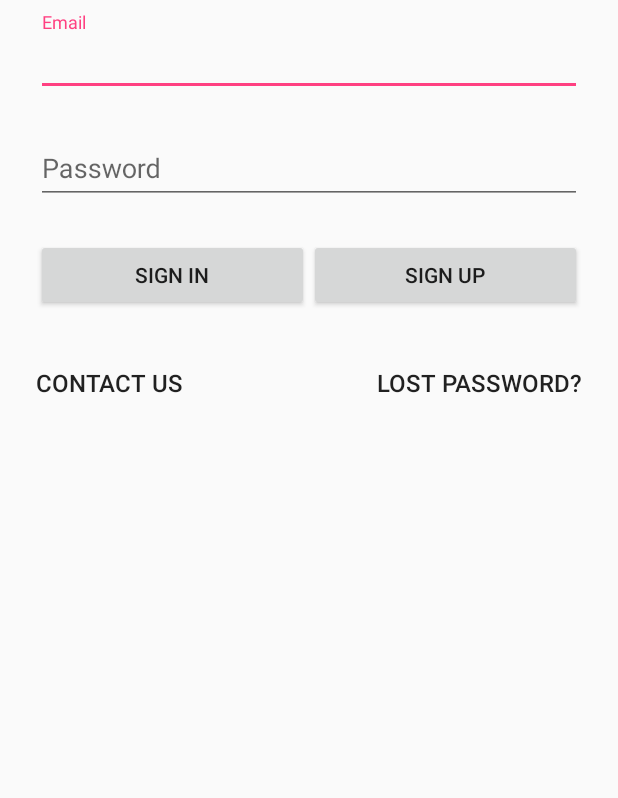
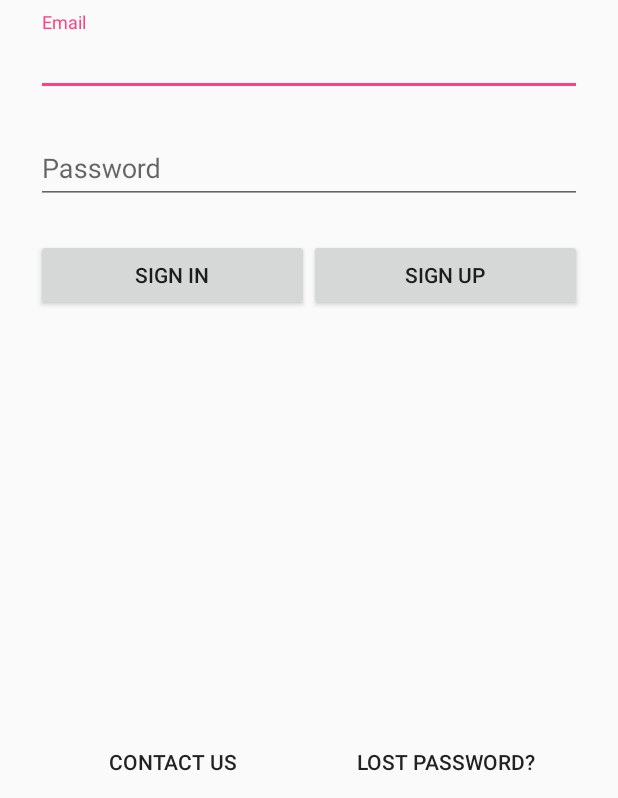
Before and after one commit to DerfOh/compromise, an Android app: the screen it shows after launch (LoginActivity), on a phone screen of 412 x 824 dp, the part 438-1236 px from its top. Run offline under Robolectric (Android 15) with nearby library versions, the phone set to English and light mode, and no system bars.

Commit message:
Update Login Activity to Relative Layout and Add Custom SQL Statement

```diff
--- a/build.gradle
+++ /dev/null
@@ -1 +0,0 @@
-// Top-level build file where you can add configuration options common to all sub-projects/modules.
--- a/compromise-app/app/src/main/java/edu/umflint/superteam/compromise/LoginActivity.java
+++ b/compromise-app/app/src/main/java/edu/umflint/superteam/compromise/LoginActivity.java
@@ -1,43 +1,22 @@
 package edu.umflint.superteam.compromise;
 
-import android.animation.Animator;
-import android.animation.AnimatorListenerAdapter;
-import android.annotation.TargetApi;
-import android.app.AlertDialog;
-import android.app.Dialog;
 import android.content.ActivityNotFoundException;
-import android.content.DialogInterface;
 import android.content.Intent;
 import android.content.SharedPreferences;
-import android.content.pm.PackageInstaller;
-import android.content.pm.PackageManager;
 import android.preference.PreferenceManager;
-import android.support.annotation.NonNull;
-import android.support.design.widget.Snackbar;
 import android.support.v7.app.AppCompatActivity;
-import android.app.LoaderManager.LoaderCallbacks;
 
-import android.content.CursorLoader;
-import android.content.Loader;
-import android.database.Cursor;
-import android.net.Uri;
 import android.os.AsyncTask;
 
-import android.os.Build;
 import android.os.Bundle;
-import android.provider.ContactsContract;
 import android.text.TextUtils;
 import android.util.Log;
 import android.view.KeyEvent;
-import android.view.LayoutInflater;
 import android.view.View;
 import android.view.View.OnClickListener;
 import android.view.inputmethod.EditorInfo;
-import android.widget.ArrayAdapter;
-import android.widget.AutoCompleteTextView;
 import android.widget.Button;
 import android.widget.EditText;
-import android.widget.PopupMenu;
 import android.widget.TextView;
 import android.widget.Toast;
 
@@ -46,8 +25,6 @@ import java.io.DataOutputStream;
 import java.io.InputStreamReader;
 import java.net.HttpURLConnection;
 import java.net.URL;
-import java.util.ArrayList;
-import java.util.List;
 import java.util.Properties;
 
 import javax.mail.Authenticator;
@@ -60,25 +37,19 @@ import javax.mail.internet.AddressException;
 import javax.mail.internet.InternetAddress;
 import javax.mail.internet.MimeMessage;
 
-import static android.Manifest.permission.READ_CONTACTS;
-
 /**
  * A login screen that offers login via email/password.
  */
 public class LoginActivity extends AppCompatActivity {
 
+    Session session = null;
     /**
      * Keep track of the login task to ensure we can cancel it if requested.
      */
     private UserLoginTask mAuthTask = null;
-
-
     // UI references.
     private EditText mEmailView;
     private EditText mPasswordView;
-    private View mProgressView;
-    private View mLoginFormView;
-    Session session = null;
 
     @Override
     protected void onCreate(Bundle savedInstanceState) {
@@ -86,6 +57,7 @@ public class LoginActivity extends AppCompatActivity {
         setContentView(R.layout.activity_login);
         // Set up the login form.
         mEmailView = (EditText) findViewById(R.id.email);
+        mPasswordView = (EditText) findViewById(R.id.password);
 
         Button contactUs = (Button) findViewById(R.id.contact_us_btn);
         contactUs.setOnClickListener(new OnClickListener(){
@@ -120,7 +92,7 @@ public class LoginActivity extends AppCompatActivity {
                     }
                 });
                 RetrieveFeedTask task = new RetrieveFeedTask();
-                task.execute();
+                task.execute(mEmailView.getText().toString());
             }
 
         class RetrieveFeedTask extends AsyncTask<String, Void, String> {
@@ -129,7 +101,7 @@ public class LoginActivity extends AppCompatActivity {
                 try {
                     Message message = new MimeMessage(session);
                     message.setFrom(new InternetAddress("Compromise@nicholassammut.com"));
-                    message.setRecipients(Message.RecipientType.TO, InternetAddress.parse("Compromise@nicholassammut.com"));
+                    message.setRecipients(Message.RecipientType.TO, InternetAddress.parse(params[0]));
                     message.setSubject("Compromise Android Application Password");
                     message.setContent("Your password is Compromise123!", "text/html ; charset=utf-8");
                     Transport.send(message);
@@ -146,19 +118,6 @@ public class LoginActivity extends AppCompatActivity {
             }
         }
     });
-
-        mPasswordView = (EditText) findViewById(R.id.password);
-        mPasswordView.setOnEditorActionListener(new TextView.OnEditorActionListener() {
-            @Override
-            public boolean onEditorAction(TextView textView, int id, KeyEvent keyEvent) {
-                if (id == R.id.signin_btn || id == EditorInfo.IME_NULL) {
-                    //attemptLogin();
-                    return true;
-                }
-                return false;
-            }
-        });
-
         Button mEmailSignInButton = (Button) findViewById(R.id.signin_btn);
         mEmailSignInButton.setOnClickListener(new OnClickListener() {
             @Override
--- a/compromise-app/app/src/main/res/layout/activity_login.xml
+++ b/compromise-app/app/src/main/res/layout/activity_login.xml
@@ -1,5 +1,5 @@
 <?xml version="1.0" encoding="utf-8"?>
-<LinearLayout xmlns:android="http://schemas.android.com/apk/res/android"
+<RelativeLayout xmlns:android="http://schemas.android.com/apk/res/android"
     android:orientation="vertical"
     android:layout_width="match_parent"
     android:layout_height="wrap_content"
@@ -12,15 +12,20 @@
             android:layout_width="240dp"
             android:layout_height="180dp"
             android:layout_gravity="center_horizontal"
-            android:layout_weight="0.26" />
+            android:layout_alignParentTop = "true"
+            android:layout_centerHorizontal="true"
+            android:id="@+id/logo"/>
 
         <!-- Email Label -->
         <android.support.design.widget.TextInputLayout
+            android:id="@+id/email_layout"
+            android:layout_below = "@+id/logo"
             android:layout_width="match_parent"
             android:layout_height="wrap_content"
             android:layout_marginTop="8dp"
             android:layout_marginBottom="8dp">
-            <EditText android:id="@+id/email"
+                <EditText
+                    android:id="@+id/email"
                     android:layout_width="match_parent"
                     android:layout_height="wrap_content"
                     android:inputType="textEmailAddress"
@@ -29,24 +34,28 @@
 
         <!-- Password Label -->
         <android.support.design.widget.TextInputLayout
+            android:id="@+id/password_layout"
+            android:layout_below = "@+id/email_layout"
             android:layout_width="match_parent"
             android:layout_height="wrap_content"
             android:layout_marginTop="8dp"
             android:layout_marginBottom="8dp">
-
-            <EditText android:id="@+id/password"
+                <EditText
+                    android:id="@+id/password"
                     android:layout_width="match_parent"
                     android:layout_height="wrap_content"
                     android:inputType="textPassword"
-                android:hint="Password"/>
+                    android:hint="Password" />
         </android.support.design.widget.TextInputLayout>
+
         <LinearLayout
+            android:layout_below="@id/password_layout"
             android:layout_width="fill_parent"
-    android:layout_height="fill_parent">
+            android:layout_height="wrap_content">
                 <android.support.v7.widget.AppCompatButton
                     android:id="@+id/signin_btn"
-            android:layout_width="wrap_content"
-            android:layout_height="wrap_content"
+                    android:layout_width="match_parent"
+                    android:layout_height="match_parent"
                     android:layout_marginTop="15dp"
                     android:layout_marginBottom="24dp"
                     android:layout_weight="1"
@@ -54,38 +63,32 @@
                     android:text="Sign In"/>
                 <android.support.v7.widget.AppCompatButton
                     android:id="@+id/signup_btn"
-            android:layout_width="wrap_content"
-            android:layout_height="wrap_content"
+                    android:layout_width="match_parent"
+                    android:layout_height="match_parent"
                     android:layout_marginTop="15dp"
                     android:layout_marginBottom="24dp"
                     android:padding="12dp"
                     android:layout_weight="1"
                     android:text="Sign Up"/>
         </LinearLayout>
-<LinearLayout
+        <LinearLayout android:id="@+id/footer"
+            android:orientation="horizontal"
+            android:layout_alignParentBottom="true"
             android:layout_width="fill_parent"
-    android:layout_height="fill_parent">
+            android:layout_height="wrap_content"
+            android:gravity="center" >
                 <Button android:id="@+id/contact_us_btn"
-            android:layout_width="wrap_content"
-            android:layout_height="wrap_content"
-            android:layout_marginBottom="24dp"
+                    android:layout_width="match_parent"
+                    android:layout_height="match_parent"
                     android:text="@string/contact_us"
-            android:textSize="16sp"
                     android:layout_weight="1"
-            android:textAlignment="textStart"
-            style="?android:attr/borderlessButtonStyle"
-            android:paddingStart="0dp" />
+                    style="?android:attr/borderlessButtonStyle" />
                 <Button android:id="@+id/lost_password"
-            android:layout_width="wrap_content"
-            android:layout_height="wrap_content"
-            android:layout_marginBottom="24dp"
+                    android:layout_width="match_parent"
+                    android:layout_height="match_parent"
                     android:text="@string/lost_password"
-            android:textSize="16sp"
+                    android:clickable="true"
                     android:layout_weight="1"
-            android:textAlignment="textEnd"
-            android:clickable="true"
-            style="?android:attr/borderlessButtonStyle"
-            android:paddingEnd="0dp" />
+                    style="?android:attr/borderlessButtonStyle" />
         </LinearLayout>
-
-</LinearLayout>
+</RelativeLayout>
--- a/compromise-app/app/src/main/res/values/dimens.xml
+++ b/compromise-app/app/src/main/res/values/dimens.xml
@@ -5,5 +5,4 @@
     <!-- Default screen margins, per the Android Design guidelines. -->
     <dimen name="nav_header_vertical_spacing">16dp</dimen>
     <dimen name="nav_header_height">140dp</dimen>
-    <dimen name="fab_margin">16dp</dimen>
 </resources>
```
Also changed, not shown: compromise-app/app/src/main/res/values/strings.xml (+3 -12 lines), 1 other file. Lines whose indentation alone changed are shown as unchanged.
